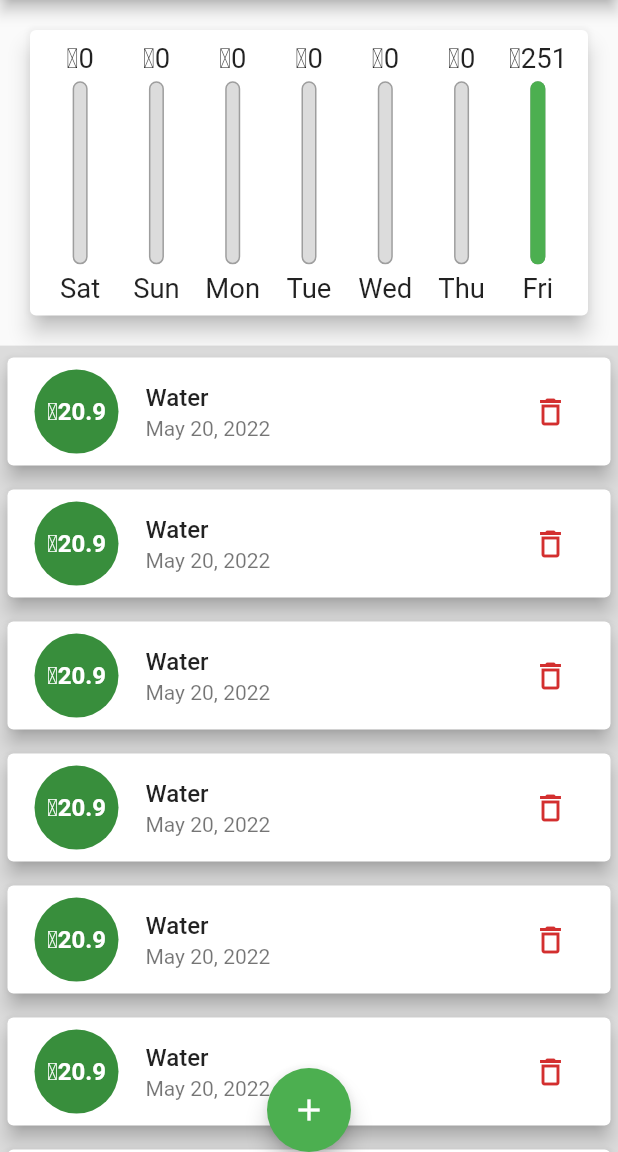
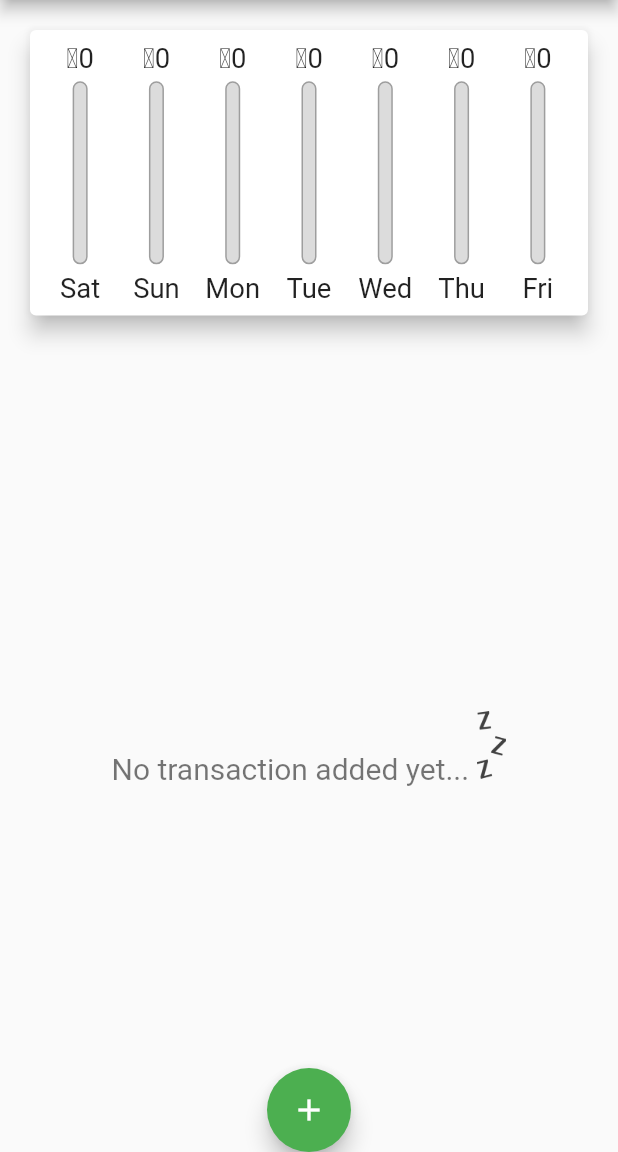
Before and after one commit to YehorBubyrDev/personal_expenses_app, a Flutter app: the screen it shows after launch, on a phone screen of 412 x 824 dp, the part 84-1236 px from its top. Run offline on Flutter 3.47's test engine with Material 2 defaults, Android fonts, the phone set to English and light mode, and no system bars; Roboto replaces fonts that are missing (Quicks).

Commit message:
exctracting widgets and add build methods

```diff
--- a/lib/main.dart
+++ b/lib/main.dart
@@ -40,80 +40,7 @@ class MyHomePage extends StatefulWidget {
 }
 
 class _MyHomePageState extends State<MyHomePage> {
-  final List<Transaction> _userTransactions = [
-    Transaction(
-      id: DateTime.now().toString(),
-      title: 'Water',
-      amount: 20.90,
-      date: DateTime.now(),
-    ),
-    Transaction(
-      id: DateTime.now().toString(),
-      title: 'Water',
-      amount: 20.90,
-      date: DateTime.now(),
-    ),
-    Transaction(
-      id: DateTime.now().toString(),
-      title: 'Water',
-      amount: 20.90,
-      date: DateTime.now(),
-    ),
-    Transaction(
-      id: DateTime.now().toString(),
-      title: 'Water',
-      amount: 20.90,
-      date: DateTime.now(),
-    ),
-    Transaction(
-      id: DateTime.now().toString(),
-      title: 'Water',
-      amount: 20.90,
-      date: DateTime.now(),
-    ),
-    Transaction(
-      id: DateTime.now().toString(),
-      title: 'Water',
-      amount: 20.90,
-      date: DateTime.now(),
-    ),
-    Transaction(
-      id: DateTime.now().toString(),
-      title: 'Water',
-      amount: 20.90,
-      date: DateTime.now(),
-    ),
-    Transaction(
-      id: DateTime.now().toString(),
-      title: 'Water',
-      amount: 20.90,
-      date: DateTime.now(),
-    ),
-    Transaction(
-      id: DateTime.now().toString(),
-      title: 'Water',
-      amount: 20.90,
-      date: DateTime.now(),
-    ),
-    Transaction(
-      id: DateTime.now().toString(),
-      title: 'Water',
-      amount: 20.90,
-      date: DateTime.now(),
-    ),
-    Transaction(
-      id: DateTime.now().toString(),
-      title: 'Water',
-      amount: 20.90,
-      date: DateTime.now(),
-    ),
-    Transaction(
-      id: DateTime.now().toString(),
-      title: 'Water',
-      amount: 20.90,
-      date: DateTime.now(),
-    ),
-  ];
+  final List<Transaction> _userTransactions = [];
 
   bool _showChart = false;
 
@@ -158,13 +85,8 @@ class _MyHomePageState extends State<MyHomePage> {
         });
   }
 
-  @override
-  Widget build(BuildContext context) {
-    final mediaQuery = MediaQuery.of(context);
-    final isLandscapeMode = mediaQuery.orientation == Orientation.landscape;
-    final appBar;
-    if (Platform.isIOS) {
-      appBar = CupertinoNavigationBar(
+  Widget _buildIOSAppBar() {
+    return CupertinoNavigationBar(
       middle: const Text('Personal Expenses'),
       trailing: Builder(builder: (context) {
         return Row(
@@ -182,8 +104,10 @@ class _MyHomePageState extends State<MyHomePage> {
         );
       }),
     );
-    } else {
-      appBar = AppBar(
+  }
+
+  Widget _buildAndroidAppBar() {
+    return AppBar(
       title: const Text('Personal Expenses'),
       backgroundColor: Colors.lightGreen,
       actions: <Widget>[
@@ -198,21 +122,12 @@ class _MyHomePageState extends State<MyHomePage> {
     );
   }
 
-    final txListWidget = SizedBox(
-      height: (mediaQuery.size.height -
-              appBar.preferredSize.height -
-              mediaQuery.padding.top) *
-          0.7,
-      child: TransactionList(_userTransactions, _deleteTx),
-    );
-    final appBody = SafeArea(
-      child: SingleChildScrollView(
-        child: Column(
-          mainAxisAlignment: MainAxisAlignment.start,
-          crossAxisAlignment: CrossAxisAlignment.stretch,
-          children: <Widget>[
-            if (isLandscapeMode)
-              Row(
+  Widget _buildLandscapeContent(
+    MediaQueryData mediaQuery,
+    dynamic appBar,
+    Widget txListWidget,
+  ) {
+    return Row(
       mainAxisAlignment: MainAxisAlignment.center,
       children: <Widget>[
         const Text('Show chart'),
@@ -224,18 +139,6 @@ class _MyHomePageState extends State<MyHomePage> {
             });
           },
         ),
-                ],
-              ),
-            if (!isLandscapeMode)
-              SizedBox(
-                height: (mediaQuery.size.height -
-                        appBar.preferredSize.height -
-                        mediaQuery.padding.top) *
-                    0.3,
-                child: ExpensesChart(_recentTransaction),
-              ),
-            if (!isLandscapeMode) txListWidget,
-            if (isLandscapeMode)
         _showChart
             ? SizedBox(
                 height: (mediaQuery.size.height -
@@ -246,7 +149,73 @@ class _MyHomePageState extends State<MyHomePage> {
               )
             : txListWidget,
       ],
+    );
+  }
+
+  Widget _buildPortraitContent(
+    MediaQueryData mediaQuery,
+    dynamic appBar,
+    Widget txListWidget,
+  ) {
+    return SizedBox(
+      height: (mediaQuery.size.height -
+              appBar.preferredSize.height -
+              mediaQuery.padding.top) *
+          0.3,
+      child: ExpensesChart(_recentTransaction),
+    );
+  }
+
+  Widget _buildContent(
+    bool isLandscapeMode,
+    MediaQueryData mediaQuery,
+    dynamic appBar,
+    Widget txListWidget,
+  ) {
+    return Column(
+      mainAxisAlignment: MainAxisAlignment.start,
+      crossAxisAlignment: CrossAxisAlignment.stretch,
+      children: <Widget>[
+        if (isLandscapeMode)
+          _buildLandscapeContent(
+            mediaQuery,
+            appBar,
+            txListWidget,
           ),
+        if (!isLandscapeMode)
+          _buildPortraitContent(
+            mediaQuery,
+            appBar,
+            txListWidget,
+          ),
+        if (!isLandscapeMode) txListWidget,
+      ],
+    );
+  }
+
+  @override
+  Widget build(BuildContext context) {
+    print('Build MainApp');
+    final mediaQuery = MediaQuery.of(context);
+    final isLandscapeMode = mediaQuery.orientation == Orientation.landscape;
+    final dynamic appBar;
+    if (Platform.isIOS) {
+      appBar = _buildIOSAppBar();
+    } else {
+      appBar = _buildAndroidAppBar();
+    }
+
+    final txListWidget = SizedBox(
+      height: (mediaQuery.size.height -
+              appBar.preferredSize.height -
+              mediaQuery.padding.top) *
+          0.7,
+      child: TransactionList(_userTransactions, _deleteTx),
+    );
+
+    final appBody = SafeArea(
+      child: SingleChildScrollView(
+        child: _buildContent(isLandscapeMode, mediaQuery, appBar, txListWidget),
       ),
     );
 
--- a/lib/widgets/Adaptive/adaptive_flatt_button.dart
+++ b/lib/widgets/Adaptive/adaptive_flatt_button.dart
@@ -5,6 +5,7 @@ import 'package:flutter/cupertino.dart';
 class AdaptiveFlatButton extends StatelessWidget {
   final String title;
   final Function submitData;
+
   const AdaptiveFlatButton({
     required this.submitData,
     required this.title,
@@ -16,11 +17,11 @@ class AdaptiveFlatButton extends StatelessWidget {
     return Container(
       child: Platform.isIOS
           ? CupertinoButton.filled(
-              onPressed: () => submitData,
+              onPressed: () => submitData(),
               child: Text(title),
             )
           : ElevatedButton(
-              onPressed: () => submitData,
+              onPressed: () => submitData(),
               style: TextButton.styleFrom(
                 textStyle: const TextStyle(fontSize: 14),
               ),
--- a/lib/widgets/Chart/chart.dart
+++ b/lib/widgets/Chart/chart.dart
@@ -39,6 +39,7 @@ class ExpensesChart extends StatelessWidget {
 
   @override
   Widget build(BuildContext context) {
+    print('Build Chart');
     return Card(
       elevation: 6,
       margin: const EdgeInsets.all(20),
--- a/lib/widgets/Chart/chart_bar.dart
+++ b/lib/widgets/Chart/chart_bar.dart
@@ -14,6 +14,7 @@ class ChartBar extends StatelessWidget {
 
   @override
   Widget build(BuildContext context) {
+    print('Build ChartBar');
     return LayoutBuilder(builder: (context, constraints) {
       return Column(
         children: <Widget>[
--- a/lib/widgets/Transaction/empty_list.dart
+++ b/lib/widgets/Transaction/empty_list.dart
@@ -5,6 +5,7 @@ class Empty extends StatelessWidget {
 
   @override
   Widget build(BuildContext context) {
+    print('Build EmptyList');
     final mediaQuery = MediaQuery.of(context);
     final curScaleFactor = mediaQuery.textScaleFactor;
     return SizedBox(
--- a/lib/widgets/Transaction/new_transaction.dart
+++ b/lib/widgets/Transaction/new_transaction.dart
@@ -19,7 +19,9 @@ class _NewTransactionState extends State<NewTransaction> {
   DateTime _selectedDate = DateTime.now();
 
   void _submitData() {
+    print('0');
     if (_titleController.text.isEmpty) {
+      print('1');
       return;
     }
 
@@ -27,8 +29,11 @@ class _NewTransactionState extends State<NewTransaction> {
     final enteredAmount = double.parse(_amountController.text);
 
     if (enteredTitle.isEmpty || enteredAmount <= 0) {
+      print('2');
       return;
     }
+
+    print('3');
 
     widget.addNewTx(enteredTitle, enteredAmount, _selectedDate);
     Navigator.of(context).pop();
@@ -52,6 +57,7 @@ class _NewTransactionState extends State<NewTransaction> {
 
   @override
   Widget build(BuildContext context) {
+    print('Build NewTx');
     final mediaQuery = MediaQuery.of(context);
     return SingleChildScrollView(
       child: Card(
@@ -104,9 +110,12 @@ class _NewTransactionState extends State<NewTransaction> {
                   ],
                 ),
               ),
-              AdaptiveFlatButton(
-                title: 'Add tx',
-                submitData: _submitData,
+              ElevatedButton(
+                onPressed: () => _submitData(),
+                style: TextButton.styleFrom(
+                  textStyle: const TextStyle(fontSize: 14),
+                ),
+                child: const Text('Add'),
               ),
             ],
           ),
--- a/lib/widgets/Transaction/transaction_block.dart
+++ b/lib/widgets/Transaction/transaction_block.dart
@@ -16,6 +16,7 @@ class TransactionBlock extends StatelessWidget {
 
   @override
   Widget build(BuildContext context) {
+    print('Build TxBlock');
     final mediaQuery = MediaQuery.of(context);
     return Card(
       elevation: 5,
--- a/lib/widgets/Transaction/transaction_list.dart
+++ b/lib/widgets/Transaction/transaction_list.dart
@@ -13,6 +13,7 @@ class TransactionList extends StatelessWidget {
 
   @override
   Widget build(BuildContext context) {
+    print('Build TxList');
     return userTransactions.isEmpty
         ? const Empty()
         : Container(
```
Lines whose indentation alone changed are shown as unchanged.
